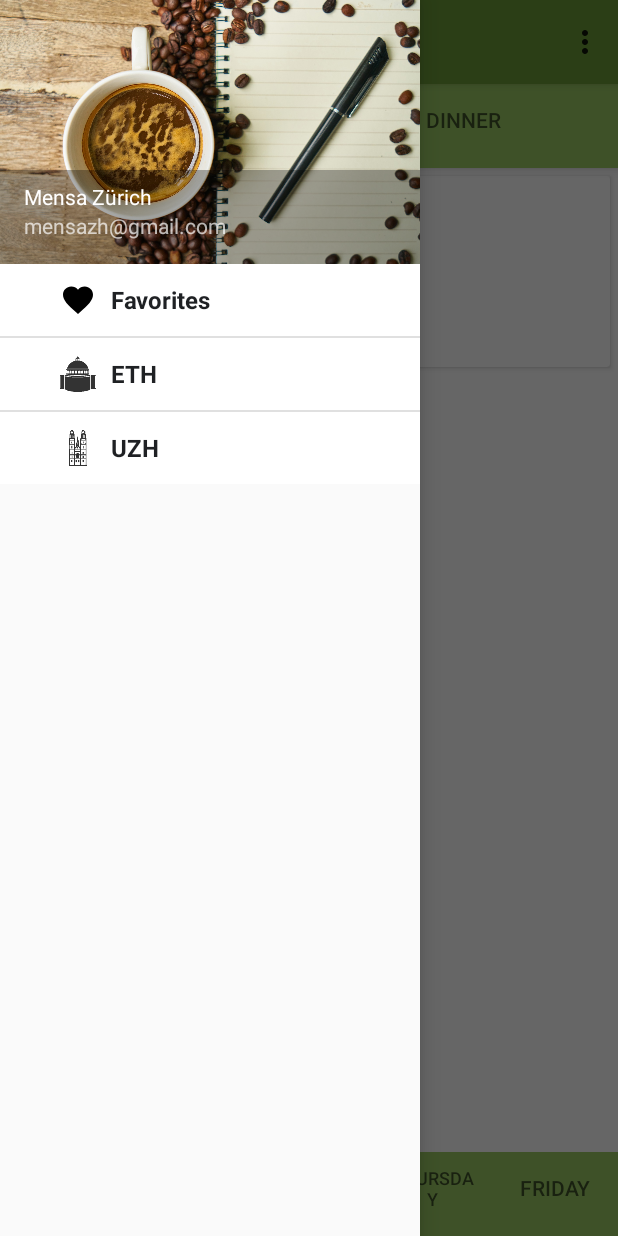
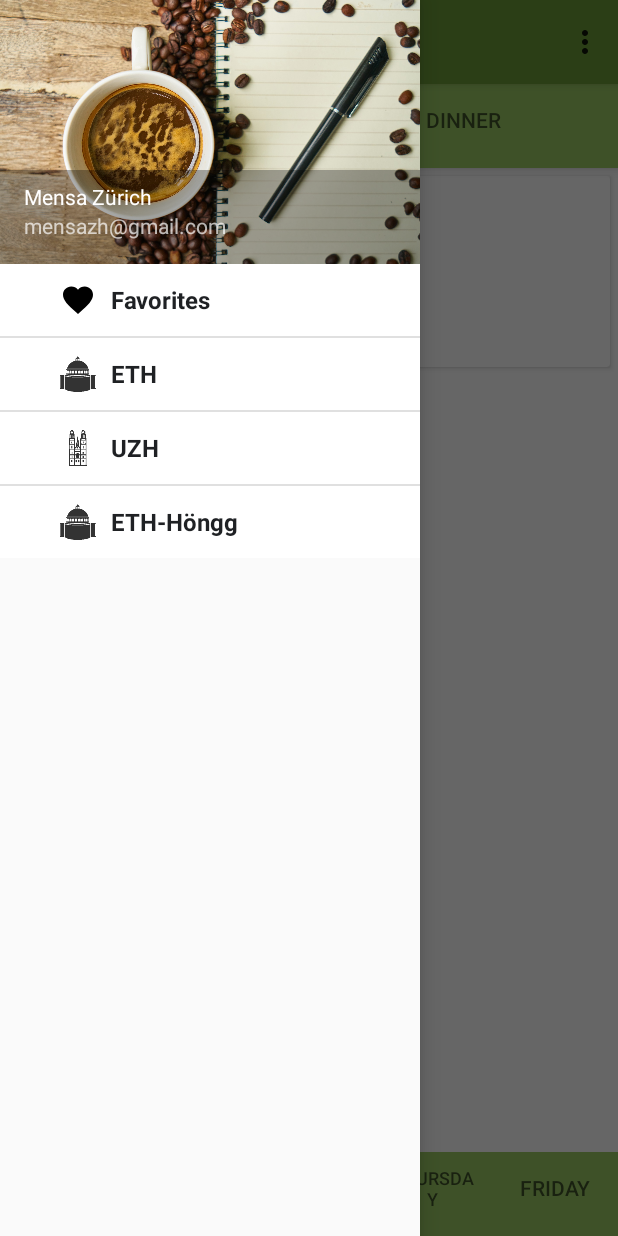
Before and after one commit to renezurbruegg/zhmensa, an Android app: the screen it shows after launch (MainActivity), with the side drawer open, on a phone screen of 412 x 824 dp. Run offline under Robolectric (Android 15) with nearby library versions, the phone set to English and light mode, and no system bars; libraries missing offline, so code that uses them is left out: com.loopj.android, cz.msebera.android; 2 statements that could not run were skipped.

Commit message:
Created custom categories (ETh-ZENTRUM)

```diff
--- a/app/src/main/java/com/mensa/zhmensa/MainActivity.java
+++ b/app/src/main/java/com/mensa/zhmensa/MainActivity.java
@@ -334,6 +334,7 @@ public class MainActivity extends AppCompatActivity
             Log.d("selectMensa", "Mensa was null");
             return;
         }
+        Log.d("mkiisx", mensa.getUniqueId());
 
         Log.d("MENSA:", MensaManager.printMensa(mensa.getUniqueId()));
         Toast.makeText(this, mensa.getDisplayName() +" id: " + mensa.getUniqueId(), Toast.LENGTH_SHORT).show();
--- a/app/src/main/java/com/mensa/zhmensa/models/EthMensaCategory.java
+++ b/app/src/main/java/com/mensa/zhmensa/models/EthMensaCategory.java
@@ -23,6 +23,10 @@ public class EthMensaCategory extends MensaCategory {
 
     public EthMensaCategory(String displayName) {
         super(displayName);
+    }
+
+    public EthMensaCategory(String displayName, List<String> knownMensaIds) {
+        super(displayName, knownMensaIds);
     }
 
 
--- a/app/src/main/java/com/mensa/zhmensa/models/Mensa.java
+++ b/app/src/main/java/com/mensa/zhmensa/models/Mensa.java
@@ -30,6 +30,11 @@ public class Mensa implements Comparable<Mensa> {
     public Mensa(String displayName, String id) {
         meals = new HashMap<>();
         this.mensaId = id;
+
+        // Convert first character to upper case
+        if(displayName.length() > 0 && Character.isLowerCase(displayName.charAt(0))) {
+            displayName = Character.toUpperCase(displayName.charAt(0)) + displayName.substring(1);
+        }
         this.displayName = displayName;
         this.menus.addAll(menus);
 
@@ -96,7 +101,7 @@ public class Mensa implements Comparable<Mensa> {
 
     @Override
     public int compareTo(Mensa m) {
-        return Helper.firstNonNull(getDisplayName(), "").compareTo(m.getDisplayName());
+        return Helper.firstNonNull(getDisplayName(), "").toLowerCase().compareTo(Helper.firstNonNull((m.getDisplayName()),"").toLowerCase());
     }
 
 
--- a/app/src/main/java/com/mensa/zhmensa/models/MensaCategory.java
+++ b/app/src/main/java/com/mensa/zhmensa/models/MensaCategory.java
@@ -5,6 +5,8 @@ import android.graphics.drawable.Drawable;
 
 import androidx.annotation.Nullable;
 
+import java.util.ArrayList;
+import java.util.Collections;
 import java.util.List;
 import java.util.Observable;
 
@@ -14,13 +16,19 @@ import java.util.Observable;
  * E.G. UZH, ETH ...
  */
 public abstract class MensaCategory {
+    private final List<String> knownMensas;
     /**
      * Name that is displayed inside the drawer
      */
     private String displayName;
 
     public MensaCategory(String displayName) {
-        this.displayName = displayName;
+        this(displayName, Collections.<String>emptyList());
+    }
+
+    public MensaCategory(String catName, List<String> mensaIds) {
+        this.displayName = catName;
+        knownMensas = new ArrayList<>(mensaIds);
     }
 
     public String getDisplayName() {
@@ -36,4 +44,9 @@ public abstract class MensaCategory {
         return null;
     }
     public abstract List<MensaListObservable> loadMensasFromAPI();
+
+    public boolean containsMensa(Mensa mensa) {
+        // Default. Needs to be overriden by subclass
+        return knownMensas.contains(mensa.getUniqueId());
+    }
 }
--- a/app/src/main/java/com/mensa/zhmensa/models/Menu.java
+++ b/app/src/main/java/com/mensa/zhmensa/models/Menu.java
@@ -103,6 +103,6 @@ public class Menu implements IMenu{
 
     @Override
     public int compareTo(IMenu otherMenu) {
-        return Helper.firstNonNull(getName(), "").compareTo(Helper.firstNonNull(otherMenu.getName(),""));
+        return Helper.firstNonNull(getName(), "").toLowerCase().compareTo(Helper.firstNonNull(otherMenu.getName(),"").toLowerCase());
     }
 }
--- a/app/src/main/java/com/mensa/zhmensa/services/MensaManager.java
+++ b/app/src/main/java/com/mensa/zhmensa/services/MensaManager.java
@@ -14,6 +14,7 @@ import com.mensa.zhmensa.models.MensaCategory;
 import com.mensa.zhmensa.models.MensaListObservable;
 import com.mensa.zhmensa.models.UzhMensaCategory;
 
+import java.lang.reflect.Array;
 import java.util.ArrayList;
 import java.util.Arrays;
 import java.util.Collection;
@@ -59,19 +60,26 @@ public class MensaManager {
 
     private static final List<OnMensaLoadedListener> listeners = new ArrayList<>();
 
-    private static final MensaCategory[] categories = {new EthMensaCategory("ETH"), new UzhMensaCategory("UZH")};
-
-    private static final MensaCategory DummyZentrumCategory = new MensaCategory("ETH-Zentrum") {
-
+    private static final MensaCategory dummyHonggCat = new EthMensaCategory("ETH-Höngg", Arrays.<String>asList("FUSION coffee", "FUSION meal", "Rice Up!", "food market - green day", "food market - grill bbQ", "food market - plaza pasta")) {
         @Override
         public List<MensaListObservable> loadMensasFromAPI() {
             return Collections.emptyList();
         }
     };
 
+    private static final MensaCategory[] categories = {new EthMensaCategory("ETH"), new UzhMensaCategory("UZH"), dummyHonggCat};
+
+
+
     // ---------- Internal functions ---------------
-    private MensaCategory getCategoryForMensa(Mensa Mensa, MensaCategory defaultCategory) {
 
+
+    private static MensaCategory getCategoryForMensa(Mensa mensa, MensaCategory defaultCategory) {
+        for (MensaCategory cat: categories ) {
+            if(cat.containsMensa(mensa)) {
+                return cat;
+            }
+        }
 
         return defaultCategory;
     }
@@ -173,8 +181,7 @@ public class MensaManager {
      */
     public static List<MensaCategory> getMensaCategories() {
         return Arrays.<MensaCategory>asList(
-                new EthMensaCategory("ETH"),
-                new UzhMensaCategory("UZH")
+              categories
         );
     }
 
@@ -248,7 +255,7 @@ public class MensaManager {
 
                     // Add every new mensa to the mensa mapping. This will notify all listeners and they will appear in the sidebar.
                     for (Mensa mensa : observable.getNewItems()) {
-                        mensa.setMensaCategory(category);
+                        mensa.setMensaCategory(getCategoryForMensa(mensa, category));
 
                         // New loaded Menus
                         List<IMenu> newMenus = mensa.getMenusForDayAndCategory(observable.day, observable.mealType);
```
